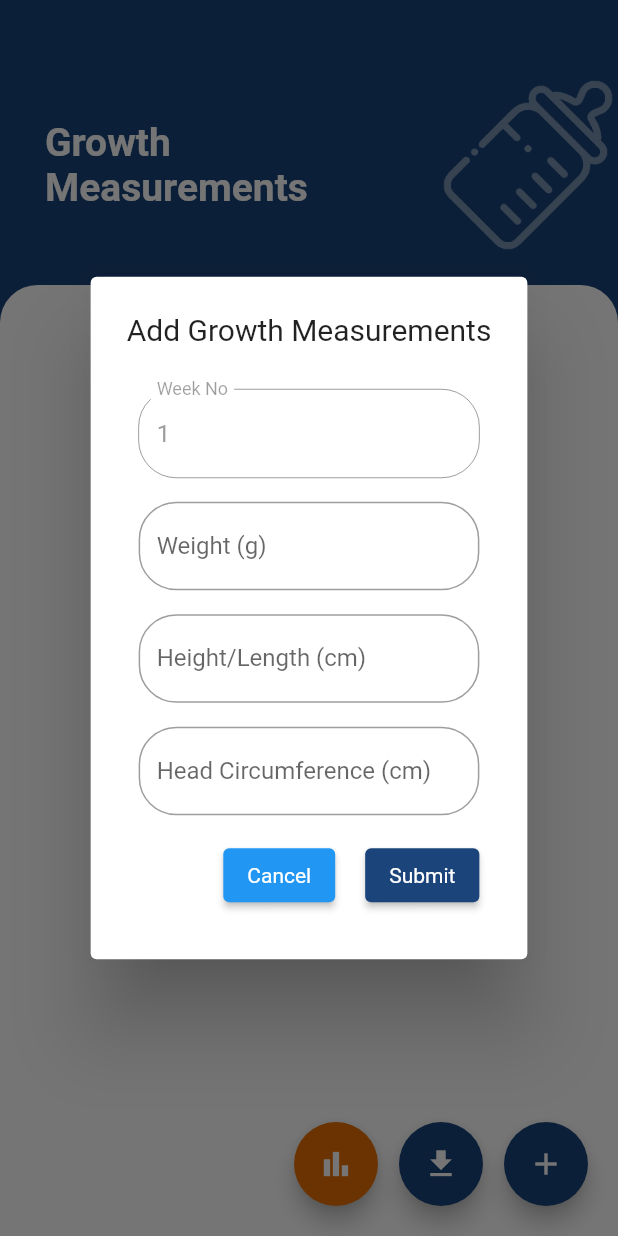
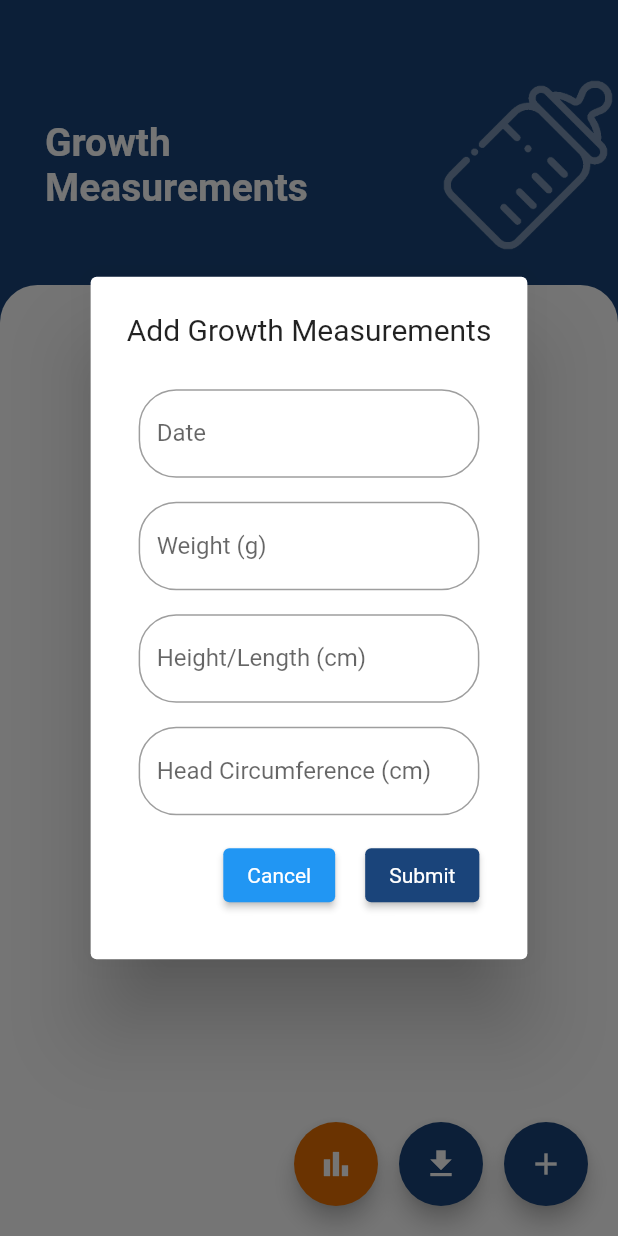
Before and after one commit to ccaian/Team-13-ITP-SE-39, a Flutter app: the GrowthPage screen opened directly, after a tap on the "add" icon, on a phone screen of 412 x 824 dp. Run offline on Flutter 3.47's test engine with Material 2 defaults, Android fonts, the phone set to English and light mode, and no system bars; drawn by our look-alikes of datetime_picker_formfield; our stand-ins replace circular_profile_avatar, cloud_firestore, file_picker, firebase_auth, firebase_core, firebase_database and 10 more; missing offline and left inert: image_downloader, syncfusion_flutter_pdfviewer; accounts and stored records are empty.

Commit message:
change week to datetime

```diff
--- a/lib/api/pdf_growth_api.dart
+++ b/lib/api/pdf_growth_api.dart
@@ -34,7 +34,7 @@ class PdfGrowthApi {
   /// Builds the body section of the document with the retrieved data from [growthFile]
   static Widget buildGrowth(Growth growthFile) {
     final headers = [
-      'Week No',
+      'Date',
       'Weight (g)',
       'Height/Length (cm)',
       'Head Circumference (cm)',
@@ -42,7 +42,7 @@ class PdfGrowthApi {
     /// Map the data from [growthFile] to loop through list into the Table format
     final data = growthFile.items.map((item) {
       return [
-        "Week " + item.week,
+        item.date,
         item.weight + " g",
         item.height + " cm",
         item.head + " cm",
--- a/lib/components/growth_card.dart
+++ b/lib/components/growth_card.dart
@@ -1,12 +1,14 @@
 import 'dart:convert';
 import 'package:crypto/crypto.dart';
 import 'package:cloud_firestore/cloud_firestore.dart';
+import 'package:datetime_picker_formfield/datetime_picker_formfield.dart';
 import 'package:flutter/material.dart';
 import 'package:flutter/services.dart';
 import 'package:fluttertoast/fluttertoast.dart';
 import 'package:growth_app/theme/colors.dart';
 import 'package:shared_preferences/shared_preferences.dart';
 import '../growthpage.dart';
+import 'package:intl/intl.dart';
 
 /// GrowthCard exist to populate the data retrieved from Firestore
 /// for visualisation on the UI with Update and Delete functions for each data
@@ -37,7 +39,7 @@ class GrowthCard extends StatelessWidget {
               Positioned(
                 top: MediaQuery.of(context).size.width * 0.05,
                 left: MediaQuery.of(context).size.width * 0.05,
-                child: Text("Week " + growthRecord.week,
+                child: Text(growthRecord.date,
                     style: TextStyle(
                       fontSize: 20.0,
                       fontWeight: FontWeight.bold,
@@ -159,14 +161,16 @@ class GrowthCard extends StatelessWidget {
 
   /// Update Dialog for Growth Measurements Data.
   ///
-  /// Has [key], [week], [height], [weight], and [head] fields to parse param to update function.
+  /// Has [key], [date], [height], [weight], and [head] fields to parse param to update function.
   void updateDialog(BuildContext context) {
     final _formKey = GlobalKey<FormState>();
 
-    final _weekControl = TextEditingController(text: growthRecord.week);
+    final _dateControl = TextEditingController(text: growthRecord.date);
     final _weightControl = TextEditingController(text: growthRecord.weight);
     final _heightControl = TextEditingController(text: growthRecord.height);
     final _headControl = TextEditingController(text: growthRecord.head);
+
+    final format = DateFormat("dd-MM-yyyy");
 
     showDialog(
         context: context,
@@ -186,32 +190,30 @@ class GrowthCard extends StatelessWidget {
                         children: <Widget>[
                           Padding(
                             padding: EdgeInsets.all(8.0),
-                            child: TextFormField(
+                            child: DateTimeField(
                               decoration: InputDecoration(
+                                fillColor: Colors.grey,
                                 border: new OutlineInputBorder(
                                   borderRadius: const BorderRadius.all(
                                     const Radius.circular(25),
                                   ),
                                 ),
-                                fillColor: Colors.red,
-                                labelText: 'Week No',
-                                hintText: 'e.g. 1',
+                                labelText: 'Date',
                               ),
-                              inputFormatters: <TextInputFormatter>[
-                                FilteringTextInputFormatter.digitsOnly,
-                              ],
+                              format: format,
+                              onShowPicker: (context, currentValue) {
+                                return showDatePicker(
+                                    context: context,
+                                    firstDate: DateTime(1900),
+                                    initialDate: currentValue ?? DateTime.now(),
+                                    lastDate: DateTime(2100));
+                              },
                               validator: (val) {
-                                if (val!.isEmpty) {
-                                  return ('Enter week number');
-                                } else if (int.parse(val) < 1) {
-                                  return ('Value cannot be less than 1.');
-                                } else if (int.parse(val) >= 50) {
-                                  return ('Value cannot be more than 50.');
+                                if (val == null) {
+                                  return ('Select date');
                                 }
                               },
-                              controller: _weekControl,
-                              enabled: false,
-                              style: TextStyle(color: Colors.grey),
+                              controller: _dateControl,
                             ),
                           ),
                           Padding(
@@ -321,7 +323,7 @@ class GrowthCard extends StatelessWidget {
                                         if (_formKey.currentState!.validate()) {
                                           _updateData(
                                               growthRecord.id.toString(),
-                                              _weekControl.text,
+                                              _dateControl.text,
                                               _weightControl.text,
                                               _heightControl.text,
                                               _headControl.text);
@@ -445,15 +447,15 @@ class GrowthCard extends StatelessWidget {
 
   /// Update Growth Measurements Data.
   ///
-  /// Params [key], [week], [weight], [height], and [head] to update the database.
-  void _updateData(String id, String week, String weight, String height, String head) async {
+  /// Params [key], [date], [weight], [height], and [head] to update the database.
+  void _updateData(String id, String date, String weight, String height, String head) async {
     FirebaseFirestore.instance
         .collection('growth')
         .doc(nric)
         .collection('records')
         .doc(id)
         .update({
-      "week": week,
+      "date": date,
       "weight": weight,
       "height": height,
       "head": head,
--- a/lib/growthpage.dart
+++ b/lib/growthpage.dart
@@ -1,5 +1,6 @@
 import 'dart:ui';
 import 'package:cloud_firestore/cloud_firestore.dart';
+import 'package:datetime_picker_formfield/datetime_picker_formfield.dart';
 import 'package:flutter/cupertino.dart';
 import 'package:flutter/material.dart';
 import 'package:flutter/services.dart';
@@ -10,6 +11,7 @@ import 'api/pdf_api.dart';
 import 'api/pdf_growth_api.dart';
 import 'components/growth_card.dart';
 import 'unused/fentonchart.dart';
+import 'package:intl/intl.dart';
 
 class GrowthPage extends StatefulWidget {
   @override
@@ -23,24 +25,23 @@ class _GrowthPageState extends State<GrowthPage> {
   bool isAdmin = false;
   var nric, childName;
   String gender = '';
-  String week = '';
+  String date = '';
   String weight = '';
   String height = '';
   String head = '';
 
-  TextEditingController _weekControl = TextEditingController();
+  TextEditingController _dateControl = TextEditingController();
   TextEditingController _weightControl = TextEditingController();
   TextEditingController _heightControl = TextEditingController();
   TextEditingController _headControl = TextEditingController();
 
+  final format = DateFormat("dd-MM-yyyy");
+
   final firestoreInstance = FirebaseFirestore.instance;
-  late CollectionReference growth, records, check;
+  late CollectionReference growth, records;
 
   late Growth growthFile;
   List<GrowthRecord> growthRecords = [];
-
-  var weekNo = 1;
-  var weekVal = '0';
 
   final shape = RoundedRectangleBorder(borderRadius: BorderRadius.circular(25));
 
@@ -96,7 +97,7 @@ class _GrowthPageState extends State<GrowthPage> {
                               const EdgeInsets.fromLTRB(0.0, 0.0, 0.0, 0.0),
                           child: StreamBuilder(
                             stream: records
-                                .orderBy('week', descending: true)
+                                .orderBy('date', descending: true)
                                 .snapshots(),
                             builder: (BuildContext context,
                                 AsyncSnapshot<QuerySnapshot> snapshot) {
@@ -109,7 +110,7 @@ class _GrowthPageState extends State<GrowthPage> {
                                   .map(
                                     (growth) => GrowthRecord(
                                       id: growth.id,
-                                      week: growth['week'],
+                                      date: growth['date'],
                                       weight: growth['weight'],
                                       height: growth['height'],
                                       head: growth['head'],
@@ -156,40 +157,30 @@ class _GrowthPageState extends State<GrowthPage> {
                                       children: <Widget>[
                                         Padding(
                                           padding: EdgeInsets.all(8.0),
-                                          child: TextFormField(
+                                          child: DateTimeField(
                                             decoration: InputDecoration(
+                                              fillColor: Colors.grey,
                                               border: new OutlineInputBorder(
-                                                borderRadius:
-                                                    const BorderRadius.all(
+                                                borderRadius: const BorderRadius.all(
                                                   const Radius.circular(25),
                                                 ),
                                               ),
-                                              fillColor: Colors.red,
-                                              labelText: 'Week No',
-                                              hintText: 'e.g. 1',
+                                              labelText: 'Date',
                                             ),
-                                            inputFormatters: <
-                                                TextInputFormatter>[
-                                              FilteringTextInputFormatter
-                                                  .digitsOnly,
-                                            ],
+                                            format: format,
+                                            onShowPicker: (context, currentValue) {
+                                            return showDatePicker(
+                                              context: context,
+                                              firstDate: DateTime(1900),
+                                              initialDate: currentValue ?? DateTime.now(),
+                                              lastDate: DateTime(2100));
+                                            },
                                             validator: (val) {
-                                              if (val!.isEmpty) {
-                                                return ('Enter week number');
-                                              } else if (int.parse(val) < 1) {
-                                                return ('Value cannot be less than 1.');
-                                              } else if (int.parse(val) >= 50) {
-                                                return ('Value cannot be more than 50.');
+                                              if (val == null) {
+                                                return ('Select date');
                                               }
                                             },
-                                            onChanged: (val) {
-                                              setState(() => week = val);
-                                            },
-                                            controller: _weekControl
-                                              ..text = weekNo.toString(),
-                                            enabled: false,
-                                            style:
-                                                TextStyle(color: Colors.grey),
+                                            controller: _dateControl,
                                           ),
                                         ),
                                         Padding(
@@ -372,24 +363,6 @@ class _GrowthPageState extends State<GrowthPage> {
         ));
   }
 
-  /// Function for getting week number
-  Future<void> _getWeek() async {
-    growth =
-        firestoreInstance.collection('growth').doc(nric).collection('records');
-
-    final QuerySnapshot result =
-        await growth.orderBy('week', descending: true).limit(1).get();
-
-    final List<DocumentSnapshot> documents = result.docs;
-
-    if (documents.isNotEmpty) {
-      documents.forEach((element) {
-        weekVal = element['week'];
-        weekNo = int.parse(weekVal) + 1;
-      });
-    }
-  }
-
   /// Function for getting shared preferences data
   Future<void> _getData() async {
     SharedPreferences prefs = await SharedPreferences.getInstance();
@@ -398,59 +371,31 @@ class _GrowthPageState extends State<GrowthPage> {
       isAdmin = prefs.getBool('admin')!;
       childName = prefs.getString('ChildName');
       // gender = prefs.getString('gender');
-      _getWeek();
     });
     await Future.delayed(Duration(seconds: 2));
   }
 
   /// Function for creating Growth record in Firestore
   ///
-  /// Function will use [week], [weight], [height], and [head] params to create a Growth record
+  /// Function will use [date], [weight], [height], and [head] params to create a Growth record
   void _addData() async {
     growth =
         firestoreInstance.collection('growth').doc(nric).collection('records');
 
-    final QuerySnapshot result =
-        await growth.where('week', isEqualTo: _weekControl.text).limit(1).get();
-
-    final List<DocumentSnapshot> documents = result.docs;
-
-    if (documents.isNotEmpty) {
-      showDialog(
-        context: context,
-        builder: (BuildContext context) {
-          return AlertDialog(
-            title: new Text("Record already exists"),
-            content: new Text("Only one entry per week allowed!"),
-            actions: <Widget>[
-              ElevatedButton(
-                  style: ElevatedButton.styleFrom(
-                    primary: mainTheme,
-                  ),
-                  child: Text('Close'),
-                  onPressed: () {
-                    Navigator.pop(context);
-                  }),
-            ],
-          );
-        },
-      );
-    } else {
     growth.add({
-        "week": _weekControl.text,
+      "date": _dateControl.text,
+      //"week": _weekControl.text,
       "weight": _weightControl.text,
       "height": _heightControl.text,
       "head": _headControl.text
     });
     Navigator.pop(context);
     setState(() {
-        _weekControl.clear();
+      _dateControl.clear();
       _weightControl.clear();
       _heightControl.clear();
       _headControl.clear();
-        _getWeek();
     });
-    }
   }
 
   /// Function for downloading Growth records PDF file
@@ -459,7 +404,7 @@ class _GrowthPageState extends State<GrowthPage> {
         .collection('growth')
         .doc(nric)
         .collection('records')
-        .orderBy('week')
+        .orderBy('date')
         .get();
 
     List growthList = getDocs.docs;
@@ -467,7 +412,7 @@ class _GrowthPageState extends State<GrowthPage> {
         .map(
           (growth) => GrowthRecord(
             id: growth.id,
-            week: growth['week'],
+            date: growth['date'],
             weight: growth['weight'],
             height: growth['height'],
             head: growth['head'],
@@ -486,7 +431,7 @@ class _GrowthPageState extends State<GrowthPage> {
         .collection('growth')
         .doc(nric)
         .collection('records')
-        .orderBy('week')
+        .orderBy('date')
         .get();
 
     List growthList = getDocs.docs;
@@ -525,14 +470,14 @@ class _GrowthPageState extends State<GrowthPage> {
 
 class GrowthRecord {
   final String? id;
-  final String week;
+  final String date;
   final String weight;
   final String height;
   final String head;
 
   GrowthRecord(
       {this.id,
-      required this.week,
+      required this.date,
       required this.weight,
       required this.height,
       required this.head});
```
Lines whose indentation alone changed are shown as unchanged.
